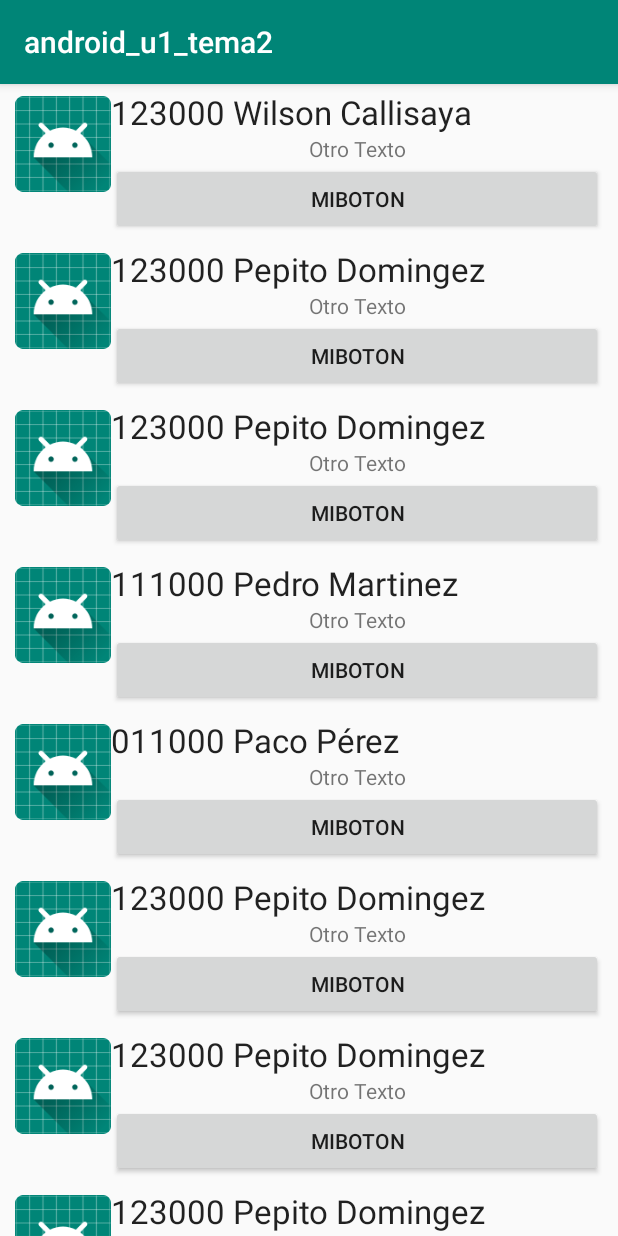
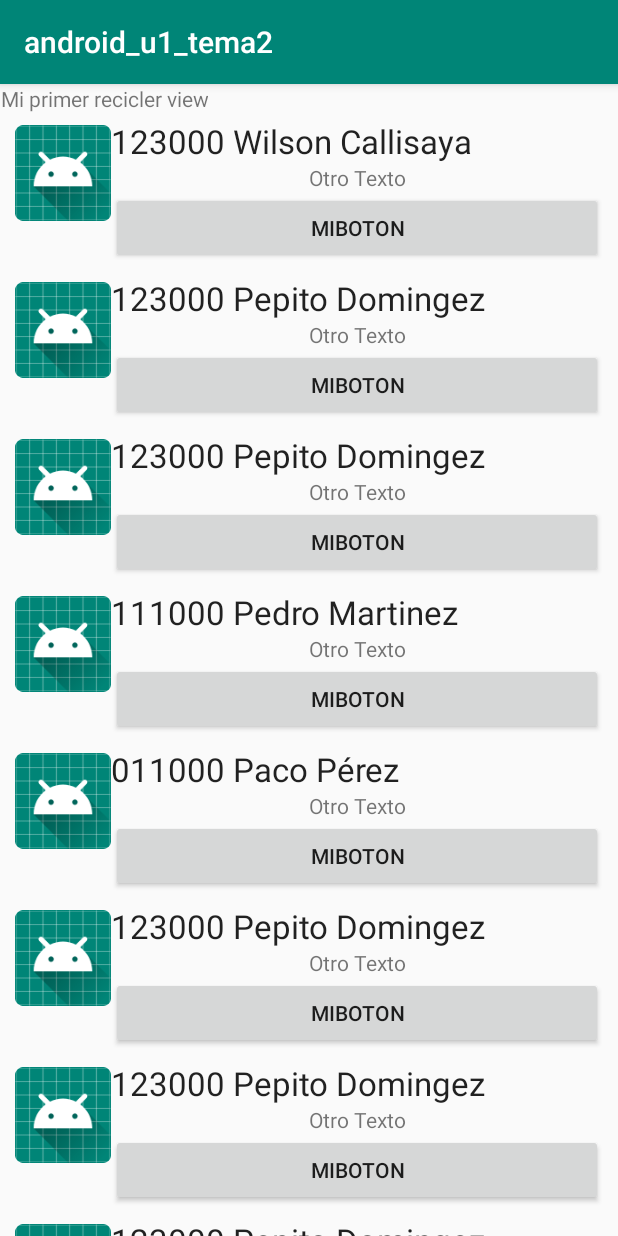
Before and after one commit to JOSEMLI/Android_u1_tema2, an Android app: the MiRecyclerView screen opened directly, with no data from a screen before it, on a phone screen of 412 x 824 dp. Run offline under Robolectric (Android 15) with nearby library versions, the phone set to English and light mode, and no system bars.

Commit message:
ejercicio del scrollback y el titulo de recicler

```diff
--- a/app/src/main/java/com/example/android_u1_tema2/MiRecyclerView.java
+++ b/app/src/main/java/com/example/android_u1_tema2/MiRecyclerView.java
@@ -20,6 +20,7 @@ public class MiRecyclerView extends AppCompatActivity implements InterfaceToast{
         setContentView(R.layout.activity_mi_recycler_view);
         recyclerView = findViewById(R.id.recycler_view);
         misdatos = new Vector<String>();
+
         misdatos.add("123000 Wilson Callisaya");
         misdatos.add("123000 Pepito Domingez");
         misdatos.add("123000 Pepito Domingez");
--- a/app/src/main/res/layout/activity_intensiones.xml
+++ b/app/src/main/res/layout/activity_intensiones.xml
@@ -1,11 +1,12 @@
 <?xml version="1.0" encoding="utf-8"?>
+
 <LinearLayout xmlns:android="http://schemas.android.com/apk/res/android"
     xmlns:app="http://schemas.android.com/apk/res-auto"
     xmlns:tools="http://schemas.android.com/tools"
     android:layout_width="match_parent"
     android:layout_height="match_parent"
     android:orientation="vertical"
-    tools:context=".Intenciones">
+    tools:context=".Intensiones">
     <Button
         android:layout_width="match_parent"
         android:layout_height="wrap_content"
--- a/app/src/main/res/layout/activity_mi_recycler_view.xml
+++ b/app/src/main/res/layout/activity_mi_recycler_view.xml
@@ -1,7 +1,31 @@
+
+
+<LinearLayout xmlns:android="http://schemas.android.com/apk/res/android"
+    xmlns:app="http://schemas.android.com/apk/res-auto"
+    xmlns:tools="http://schemas.android.com/tools"
+    android:layout_width="match_parent"
+    android:layout_height="match_parent"
+    android:orientation="vertical"
+    tools:context=".Intensiones">
+    <TextView
+        android:layout_width="wrap_content"
+        android:layout_height="wrap_content"
+        android:text="Mi primer recicler view"
+        android:gravity="center"
+        app:layout_constraintBottom_toBottomOf="parent"
+        app:layout_constraintLeft_toLeftOf="parent"
+        app:layout_constraintRight_toRightOf="parent"
+        app:layout_constraintTop_toTopOf="parent"
+
+        />
+
 <androidx.recyclerview.widget.RecyclerView
     xmlns:android="http://schemas.android.com/apk/res/android"
     android:id="@+id/recycler_view"
     android:layout_width="match_parent"
     android:layout_height="match_parent"
     android:layout_marginLeft="10dp"
-    android:layout_marginRight="10dp"/>
+    android:layout_marginRight="10dp"
+    />
+
+</LinearLayout>
```
